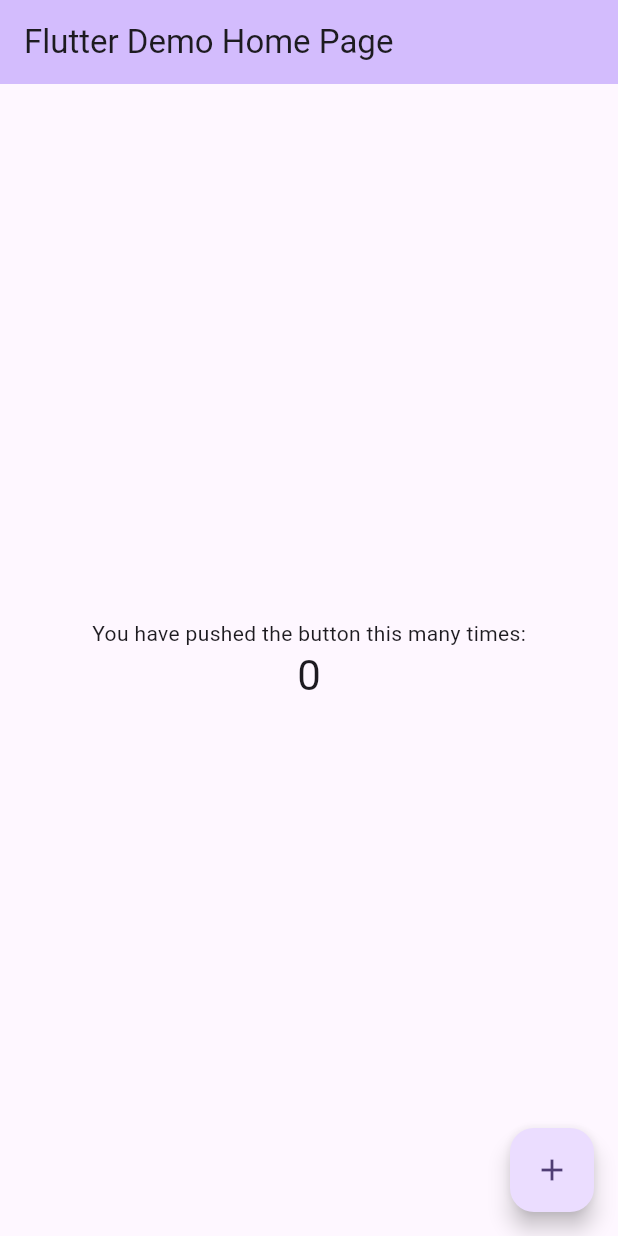
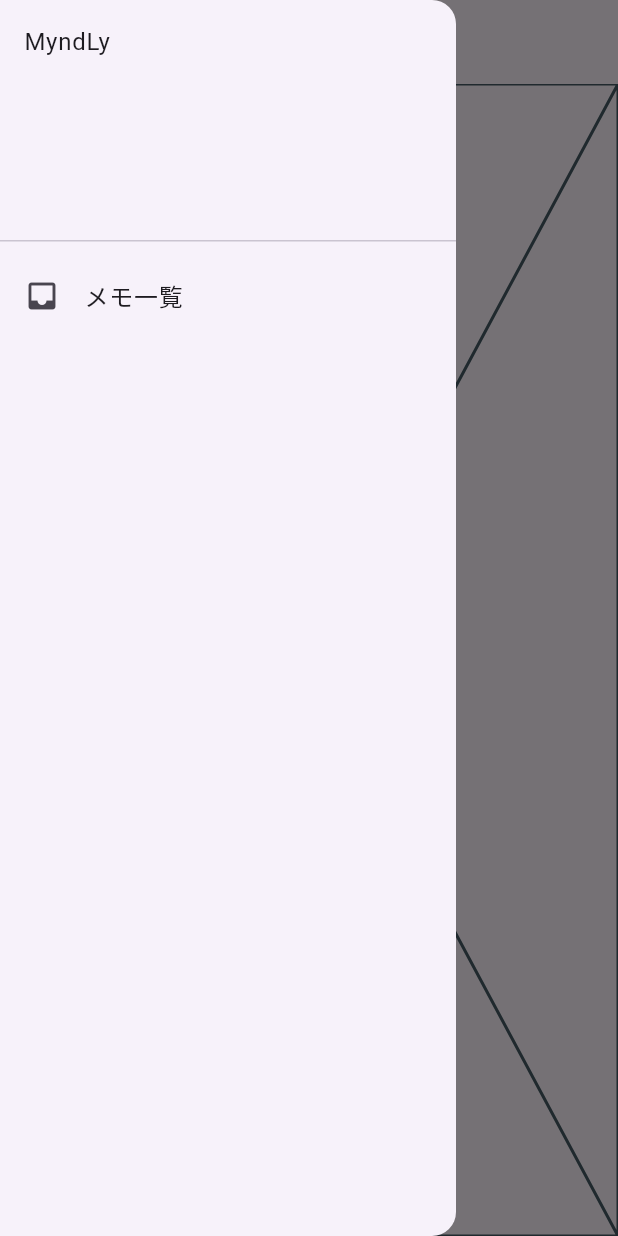
Before and after one commit to HACK-U-2025-2/HACKU, a Flutter app: the screen it shows after launch, with the side drawer open (before the commit the screen has no drawer), on a phone screen of 412 x 824 dp. Run offline on Flutter 3.47's test engine with Material 3 defaults, Android fonts, the phone set to English and light mode, and no system bars; our stand-ins replace hooks_riverpod.

Commit message:
feat: ホームページ、メモ詳細ページ、メモ一覧ページ、メモカード、ホームドロワーを追加

```diff
--- a/frontend/lib/main.dart
+++ b/frontend/lib/main.dart
@@ -1,4 +1,5 @@
 import 'package:flutter/material.dart';
+import 'package:frontend/pages/home_page.dart';
 import 'package:hooks_riverpod/hooks_riverpod.dart';
 
 void main() {
@@ -11,113 +12,6 @@ class MyApp extends StatelessWidget {
   // This widget is the root of your application.
   @override
   Widget build(BuildContext context) {
-    return MaterialApp(
-      title: 'Flutter Demo',
-      theme: ThemeData(
-        // This is the theme of your application.
-        //
-        // TRY THIS: Try running your application with "flutter run". You'll see
-        // the application has a purple toolbar. Then, without quitting the app,
-        // try changing the seedColor in the colorScheme below to Colors.green
-        // and then invoke "hot reload" (save your changes or press the "hot
-        // reload" button in a Flutter-supported IDE, or press "r" if you used
-        // the command line to start the app).
-        //
-        // Notice that the counter didn't reset back to zero; the application
-        // state is not lost during the reload. To reset the state, use hot
-        // restart instead.
-        //
-        // This works for code too, not just values: Most code changes can be
-        // tested with just a hot reload.
-        colorScheme: ColorScheme.fromSeed(seedColor: Colors.deepPurple),
-      ),
-      home: const MyHomePage(title: 'Flutter Demo Home Page'),
-    );
+    return const MaterialApp(home: HomePage());
   }
 }
-
-class MyHomePage extends StatefulWidget {
-  const MyHomePage({required this.title, super.key});
-
-  // This widget is the home page of your application. It is stateful, meaning
-  // that it has a State object (defined below) that contains fields that affect
-  // how it looks.
-
-  // This class is the configuration for the state. It holds the values (in this
-  // case the title) provided by the parent (in this case the App widget) and
-  // used by the build method of the State. Fields in a Widget subclass are
-  // always marked "final".
-
-  final String title;
-
-  @override
-  State<MyHomePage> createState() => _MyHomePageState();
-}
-
-class _MyHomePageState extends State<MyHomePage> {
-  int _counter = 0;
-
-  void _incrementCounter() {
-    setState(() {
-      // This call to setState tells the Flutter framework that something has
-      // changed in this State, which causes it to rerun the build method below
-      // so that the display can reflect the updated values. If we changed
-      // _counter without calling setState(), then the build method would not be
-      // called again, and so nothing would appear to happen.
-      _counter++;
-    });
-  }
-
-  @override
-  Widget build(BuildContext context) {
-    // This method is rerun every time setState is called, for instance as done
-    // by the _incrementCounter method above.
-    //
-    // The Flutter framework has been optimized to make rerunning build methods
-    // fast, so that you can just rebuild anything that needs updating rather
-    // than having to individually change instances of widgets.
-    return Scaffold(
-      appBar: AppBar(
-        // TRY THIS: Try changing the color here to a specific color (to
-        // Colors.amber, perhaps?) and trigger a hot reload to see the AppBar
-        // change color while the other colors stay the same.
-        backgroundColor: Theme.of(context).colorScheme.inversePrimary,
-        // Here we take the value from the MyHomePage object that was created by
-        // the App.build method, and use it to set our appbar title.
-        title: Text(widget.title),
-      ),
-      body: Center(
-        // Center is a layout widget. It takes a single child and positions it
-        // in the middle of the parent.
-        child: Column(
-          // Column is also a layout widget. It takes a list of children and
-          // arranges them vertically. By default, it sizes itself to fit its
-          // children horizontally, and tries to be as tall as its parent.
-          //
-          // Column has various properties to control how it sizes itself and
-          // how it positions its children. Here we use mainAxisAlignment to
-          // center the children vertically; the main axis here is the vertical
-          // axis because Columns are vertical (the cross axis would be
-          // horizontal).
-          //
-          // TRY THIS: Invoke "debug painting" (choose the "Toggle Debug Paint"
-          // action in the IDE, or press "p" in the console), to see the
-          // wireframe for each widget.
-          mainAxisAlignment: MainAxisAlignment.center,
-          children: <Widget>[
-            const Text('You have pushed the button this many times:'),
-            Text(
-              '$_counter',
-              style: Theme.of(context).textTheme.headlineMedium,
-            ),
-          ],
-        ),
-      ),
-      floatingActionButton: FloatingActionButton(
-        onPressed: _incrementCounter,
-        tooltip: 'Increment',
-        child: const Icon(Icons.add),
-      ), // This trailing comma makes auto-formatting nicer for build methods.
-    );
-  }
-}
--- /dev/null
+++ b/frontend/lib/pages/home_page.dart
@@ -0,0 +1,15 @@
+import 'package:flutter/material.dart';
+import 'package:frontend/widgets/home_drawer.dart';
+
+class HomePage extends StatelessWidget {
+  const HomePage({super.key});
+
+  @override
+  Widget build(BuildContext context) {
+    return Scaffold(
+      appBar: AppBar(title: const Text('ホーム')),
+      drawer: const HomeDrawer(),
+      body: const Placeholder(),
+    );
+  }
+}
--- /dev/null
+++ b/frontend/lib/widgets/home_drawer.dart
@@ -0,0 +1,29 @@
+import 'package:flutter/material.dart';
+import 'package:frontend/pages/memo_list_view_page.dart';
+
+class HomeDrawer extends StatelessWidget {
+  const HomeDrawer({super.key});
+
+  @override
+  Widget build(BuildContext context) {
+    return Drawer(
+      child: ListView(
+        padding: EdgeInsets.zero,
+        children: [
+          const DrawerHeader(child: Text('MyndLy')),
+          ListTile(
+            title: const Text('メモ一覧'),
+            leading: const Icon(Icons.inbox),
+            onTap: () {
+              Navigator.of(context).push(
+                MaterialPageRoute<void>(
+                  builder: (context) => const MemoListViewPage(),
+                ),
+              );
+            },
+          ),
+        ],
+      ),
+    );
+  }
+}
```
Also changed, not shown: frontend/lib/pages/memo_details_page.dart (added, +21 -0 lines), frontend/lib/pages/memo_list_view_page.dart (added, +27 -0 lines), frontend/lib/widgets/memo_card.dart (added, +28 -0 lines).
